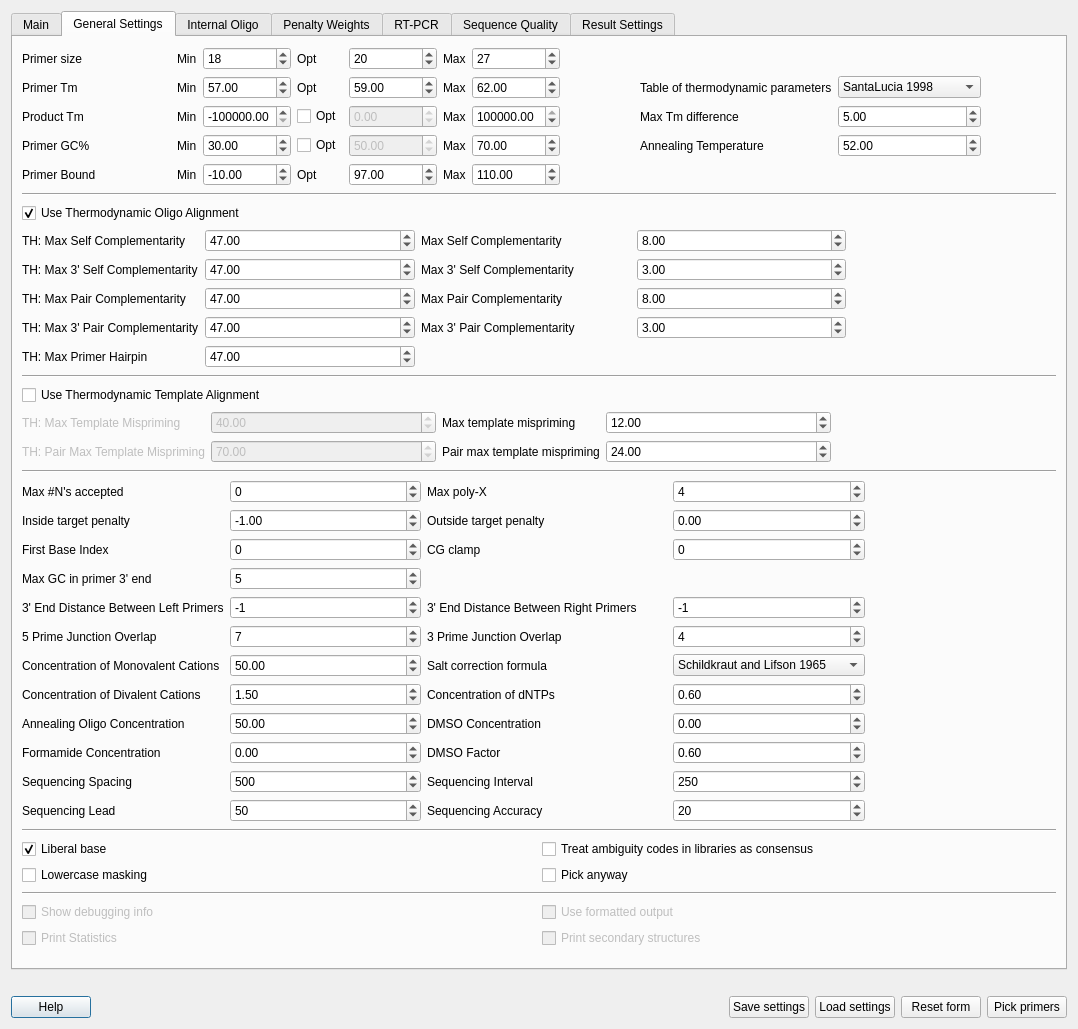
Before: the Qt Designer form src/plugins_3rdparty/primer3/src/Primer3Dialog.ui in ugeneunipro/ugene, drawn with Qt 5.
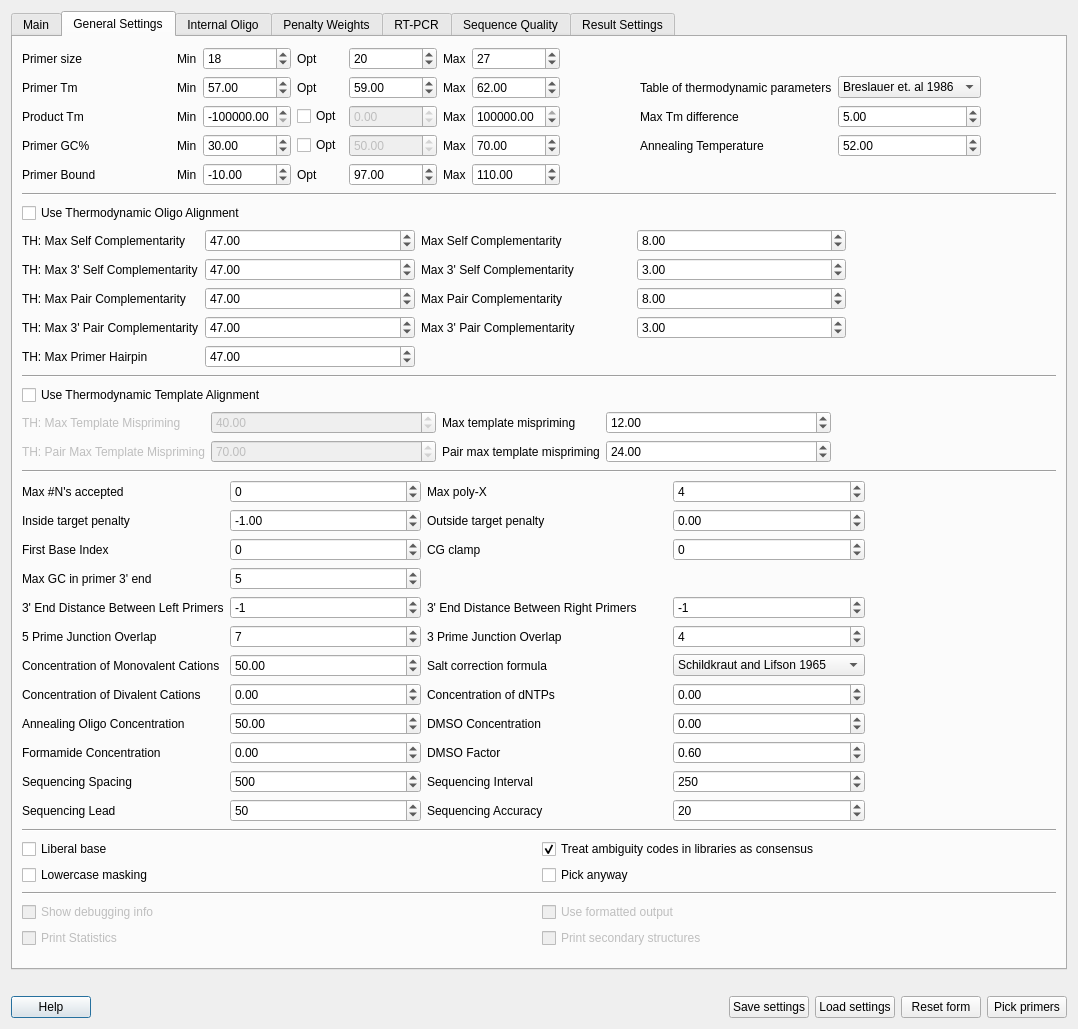
After: the same form once the commit is applied.

Commit message: UGENE-7642 reverse default settings from 2 to 1

```diff
--- a/src/plugins_3rdparty/primer3/src/Primer3Dialog.ui
+++ b/src/plugins_3rdparty/primer3/src/Primer3Dialog.ui
@@ -1479,11 +1479,6 @@
            <property name="toolTip">
             <string>&lt;html&gt;&lt;head/&gt;&lt;body&gt;&lt;p&gt;Specifies details of melting temperature calculation.&lt;/p&gt;&lt;p&gt;First method uses the table of thermodynamic parameters from the paper [Breslauer KJ, et. al (1986), Proc Natl Acad Sci 83:4746-50 http://dx.doi.org/10.1073/pnas.83.11.3746]&lt;/p&gt;&lt;p&gt;Second method (recommended) was suggested in the paper [SantaLucia JR (1998), Proc Natl Acad Sci 95:1460-65 http://dx.doi.org/10.1073/pnas.95.4.1460].&lt;/p&gt;&lt;/body&gt;&lt;/html&gt;</string>
            </property>
-           <item>
-            <property name="text">
-             <string>SantaLucia 1998</string>
-            </property>
-           </item>
            <item>
             <property name="text">
              <string>Breslauer et. al 1986</string>
@@ -1558,7 +1553,7 @@
             <string>Use Thermodynamic Oligo Alignment</string>
            </property>
            <property name="checked">
-            <bool>true</bool>
+            <bool>false</bool>
            </property>
           </widget>
          </item>
@@ -2355,7 +2350,7 @@
             <double>0.500000000000000</double>
            </property>
            <property name="value">
-            <double>1.500000000000000</double>
+            <double>0.000000000000000</double>
            </property>
           </widget>
          </item>
@@ -2380,7 +2375,7 @@
             <double>0.100000000000000</double>
            </property>
            <property name="value">
-            <double>0.600000000000000</double>
+            <double>0.000000000000000</double>
            </property>
           </widget>
          </item>
@@ -2823,7 +2818,7 @@
             <string>Liberal base</string>
            </property>
            <property name="checked">
-            <bool>true</bool>
+            <bool>false</bool>
            </property>
           </widget>
          </item>
@@ -2850,7 +2845,7 @@
             <string>Treat ambiguity codes in libraries as consensus</string>
            </property>
            <property name="checked">
-            <bool>false</bool>
+            <bool>true</bool>
            </property>
           </widget>
          </item>
```
Left out of the diff: 5 changed lines with no effect on the pictures. The commit also changes 1 other file.
